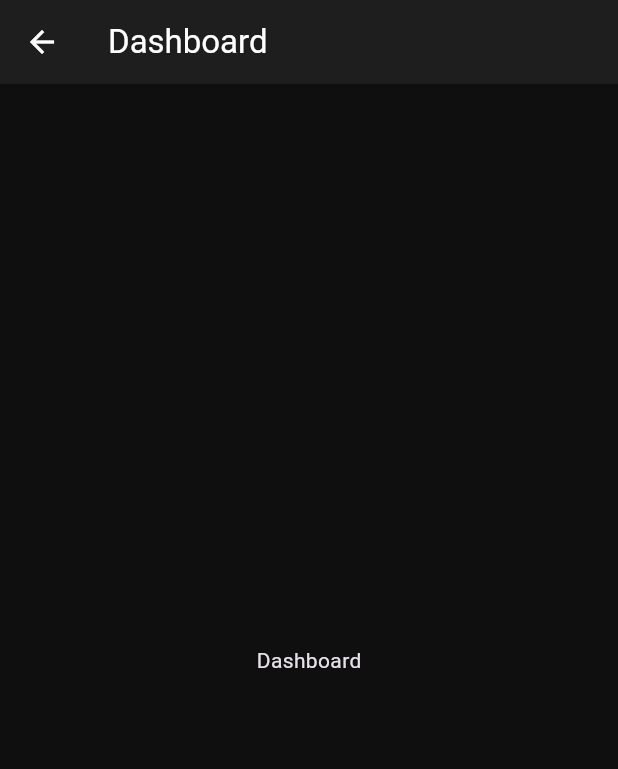
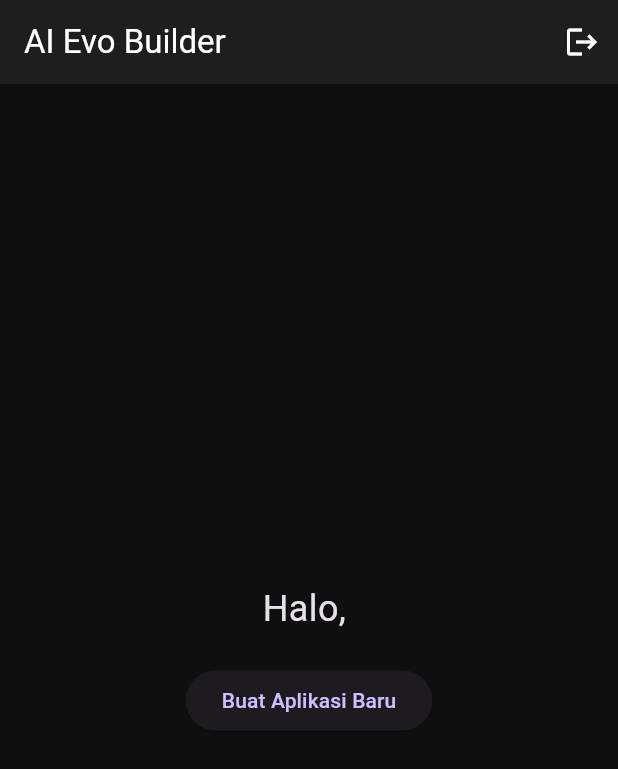
Before and after one commit to aismartedu/AiEvoBuilder, a Flutter app: the DashboardScreen screen opened directly, on a phone screen of 412 x 824 dp. Shown: the top 769 px of the screen. Run offline on Flutter 3.47's test engine with Material 3 defaults, Android fonts, the phone set to English and light mode, and no system bars; our stand-ins replace flutter_secure_storage, flutter_spinkit, webview_flutter; accounts and stored records are empty.

Commit message:
Sync all modular files: Main, Dashboard, Login with proper navigation

```diff
--- a/lib/main.dart
+++ b/lib/main.dart
@@ -1,6 +1,7 @@
 import 'package:flutter/material.dart';
 import 'package:flutter_secure_storage/flutter_secure_storage.dart';
 import 'views/auth/login_screen.dart';
+import 'views/dashboard/dashboard_screen.dart';
 import 'config/constants.dart';
 
 void main() {
@@ -47,11 +48,3 @@ class _AuthWrapperState extends State<AuthWrapper> {
     return _isLoggedIn ? const DashboardScreen() : const LoginScreen();
   }
 }
-
-class DashboardScreen extends StatelessWidget {
-  const DashboardScreen({super.key});
-  @override
-  Widget build(BuildContext context) {
-    return Scaffold(appBar: AppBar(title: const Text('Dashboard')), body: const Center(child: Text('Dashboard')));
-  }
-}
--- /dev/null
+++ b/lib/views/dashboard/dashboard_screen.dart
@@ -0,0 +1,57 @@
+import 'package:flutter/material.dart';
+import 'package:flutter_secure_storage/flutter_secure_storage.dart';
+import '../../config/constants.dart';
+
+class DashboardScreen extends StatefulWidget {
+  const DashboardScreen({super.key});
+  @override
+  State<DashboardScreen> createState() => _DashboardScreenState();
+}
+
+class _DashboardScreenState extends State<DashboardScreen> {
+  String _userName = 'User';
+
+  @override
+  void initState() {
+    super.initState();
+    _loadUser();
+  }
+
+  Future<void> _loadUser() async {
+    final name = await storage.read(key: 'user_name') ?? 'User';
+    setState(() => _userName = name);
+  }
+
+  Future<void> _logout() async {
+    await storage.delete(key: 'auth_token');
+    await storage.delete(key: 'user_id');
+    await storage.delete(key: 'user_name');
+    if (!mounted) return;
+    Navigator.pushReplacement(context, MaterialPageRoute(builder: (_) => const AuthWrapper()));
+  }
+
+  @override
+  Widget build(BuildContext context) {
+    return Scaffold(
+      appBar: AppBar(
+        title: const Text('AI Evo Builder'),
+        actions: [
+          IconButton(icon: const Icon(Icons.logout), onPressed: _logout),
+        ],
+      ),
+      body: Center(
+        child: Column(
+          mainAxisAlignment: MainAxisAlignment.center,
+          children: [
+            Text('Halo, $_userName', style: const TextStyle(fontSize: 24)),
+            const SizedBox(height: 20),
+            ElevatedButton(
+              onPressed: () {},
+              child: const Text('Buat Aplikasi Baru'),
+            ),
+          ],
+        ),
+      ),
+    );
+  }
+}
```
Also changed, not shown: lib/views/auth/login_screen.dart (+15 -2 lines).
